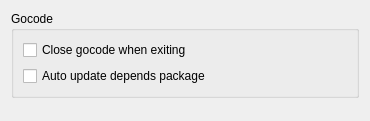
The window that liteidex/src/plugins/golangcode/golangcodeoption.ui (visualfc/liteide) describes before a commit, drawn with Qt 5.
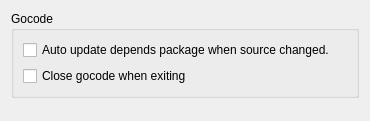
The same window after the commit.

Commit message: add gocode autobuild option

Diff of the .ui file:
```diff
--- a/liteidex/src/plugins/golangcode/golangcodeoption.ui
+++ b/liteidex/src/plugins/golangcode/golangcodeoption.ui
@@ -21,16 +21,16 @@
      </property>
      <layout class="QVBoxLayout" name="verticalLayout">
       <item>
-       <widget class="QCheckBox" name="exitCloseCheckBox">
+       <widget class="QCheckBox" name="autoUpPkgCheckBox">
         <property name="text">
-         <string>Close gocode when exiting</string>
+         <string>Auto update depends package when source changed.</string>
         </property>
        </widget>
       </item>
       <item>
-       <widget class="QCheckBox" name="autoUpPkgCheckBox">
+       <widget class="QCheckBox" name="exitCloseCheckBox">
         <property name="text">
-         <string>Auto update depends package</string>
+         <string>Close gocode when exiting</string>
         </property>
        </widget>
       </item>
```
The commit also changes 6 other files.
